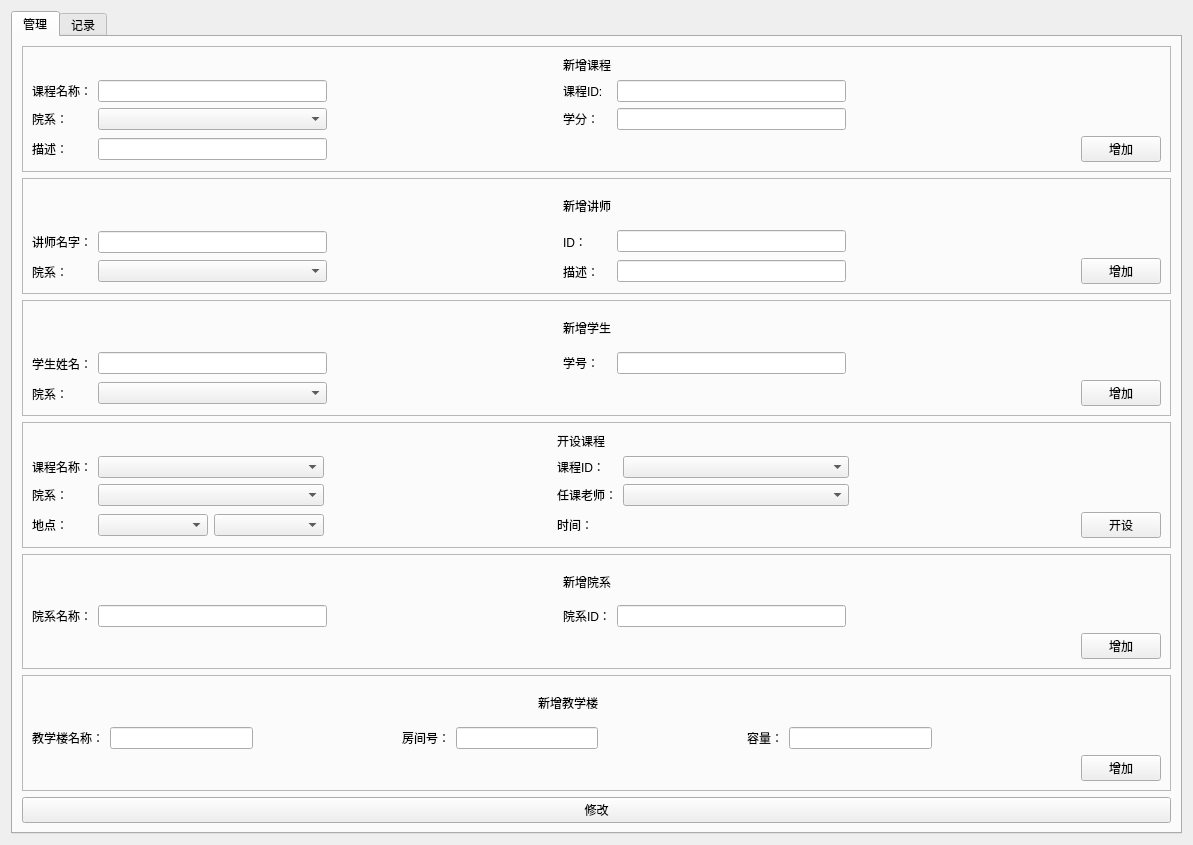
NichtsHsu/SelectCourse, file Service/mainwindow.ui: the form before one commit.
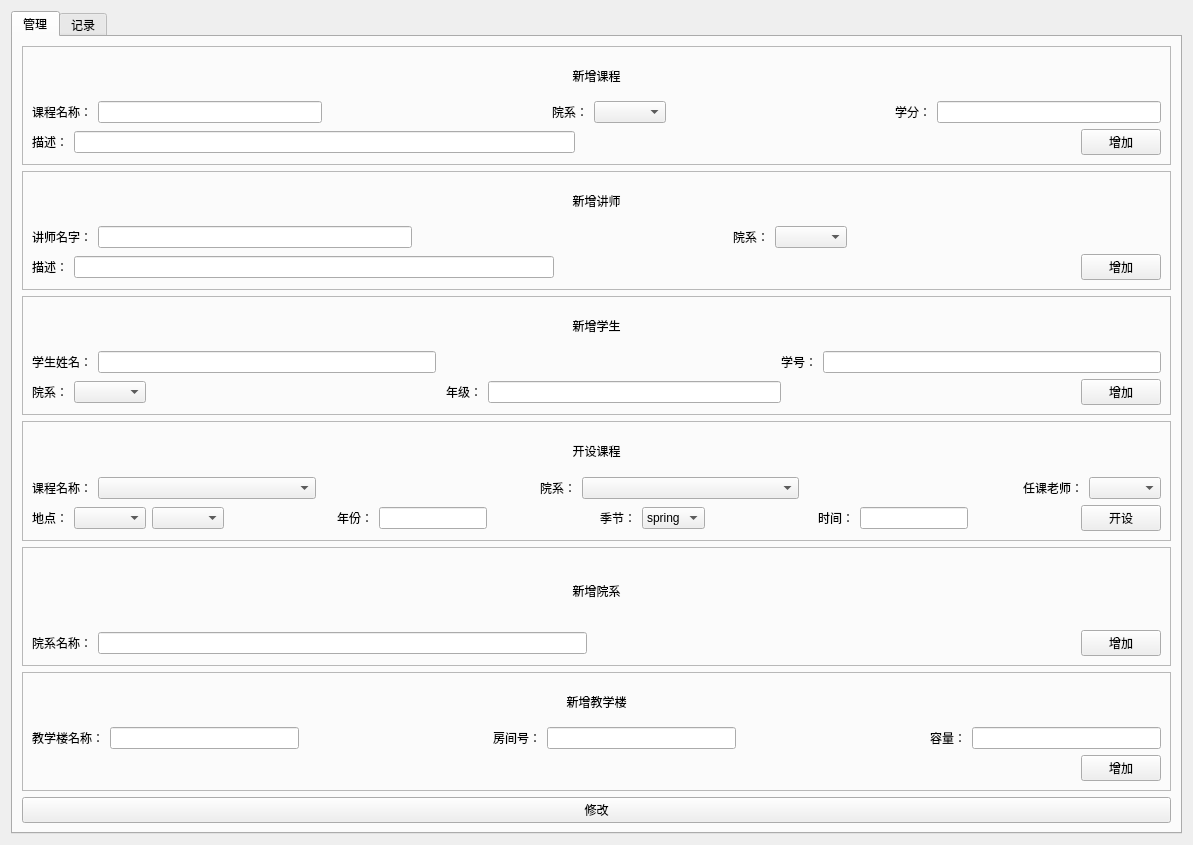
The form after the commit. Custom widgets are drawn as their Qt base class.

Patch:
```diff
--- a/Service/mainwindow.ui
+++ b/Service/mainwindow.ui
@@ -32,74 +32,20 @@
          <property name="frameShadow">
           <enum>QFrame::Raised</enum>
          </property>
-         <layout class="QGridLayout" name="gridLayout_3">
-          <item row="1" column="1">
-           <widget class="QLineEdit" name="lesson_name_lineEdit"/>
-          </item>
-          <item row="1" column="4">
-           <widget class="QLineEdit" name="lesson_ID_lineEdit"/>
-          </item>
-          <item row="1" column="2">
-           <spacer name="horizontalSpacer_4">
-            <property name="orientation">
-             <enum>Qt::Horizontal</enum>
-            </property>
-            <property name="sizeHint" stdset="0">
-             <size>
-              <width>40</width>
-              <height>20</height>
-             </size>
-            </property>
-           </spacer>
-          </item>
-          <item row="2" column="4">
-           <widget class="QLineEdit" name="lesson_credit_lineEdit"/>
-          </item>
-          <item row="3" column="6">
-           <widget class="QPushButton" name="lesson_btn">
-            <property name="text">
-             <string>增加</string>
-            </property>
-           </widget>
-          </item>
-          <item row="2" column="0">
-           <widget class="QLabel" name="label_6">
-            <property name="text">
-             <string>院系：</string>
-            </property>
-           </widget>
-          </item>
-          <item row="3" column="0">
-           <widget class="QLabel" name="label_7">
-            <property name="text">
-             <string>描述：</string>
-            </property>
-           </widget>
-          </item>
-          <item row="3" column="1">
-           <widget class="QLineEdit" name="lesson_desp_lineEdit"/>
-          </item>
-          <item row="3" column="5">
-           <spacer name="horizontalSpacer_5">
-            <property name="orientation">
-             <enum>Qt::Horizontal</enum>
-            </property>
-            <property name="sizeHint" stdset="0">
-             <size>
-              <width>40</width>
-              <height>20</height>
-             </size>
-            </property>
-           </spacer>
-          </item>
-          <item row="0" column="3">
+         <layout class="QVBoxLayout" name="verticalLayout_4">
+          <item>
            <widget class="QLabel" name="label">
             <property name="text">
              <string>新增课程</string>
             </property>
+            <property name="alignment">
+             <set>Qt::AlignCenter</set>
+            </property>
            </widget>
           </item>
-          <item row="1" column="0">
+          <item>
+           <layout class="QHBoxLayout" name="horizontalLayout_6">
+            <item>
            <widget class="QLabel" name="label_2">
             <property name="sizePolicy">
              <sizepolicy hsizetype="Fixed" vsizetype="Preferred">
@@ -112,17 +58,46 @@
             </property>
            </widget>
           </item>
-          <item row="1" column="3">
-           <widget class="QLabel" name="label_28">
+            <item>
+             <widget class="QLineEdit" name="lesson_name_lineEdit"/>
+            </item>
+            <item>
+             <spacer name="horizontalSpacer_4">
+              <property name="orientation">
+               <enum>Qt::Horizontal</enum>
+              </property>
+              <property name="sizeHint" stdset="0">
+               <size>
+                <width>40</width>
+                <height>20</height>
+               </size>
+              </property>
+             </spacer>
+            </item>
+            <item>
+             <widget class="QLabel" name="label_6">
             <property name="text">
-             <string>课程ID:</string>
+               <string>院系：</string>
             </property>
            </widget>
           </item>
-          <item row="2" column="1">
+            <item>
            <widget class="QComboBox" name="lesson_dept_comboBox"/>
           </item>
-          <item row="2" column="3">
+            <item>
+             <spacer name="horizontalSpacer_6">
+              <property name="orientation">
+               <enum>Qt::Horizontal</enum>
+              </property>
+              <property name="sizeHint" stdset="0">
+               <size>
+                <width>40</width>
+                <height>20</height>
+               </size>
+              </property>
+             </spacer>
+            </item>
+            <item>
            <widget class="QLabel" name="label_5">
             <property name="sizePolicy">
              <sizepolicy hsizetype="Preferred" vsizetype="Preferred">
@@ -135,6 +110,45 @@
             </property>
            </widget>
           </item>
+            <item>
+             <widget class="QLineEdit" name="lesson_credit_lineEdit"/>
+            </item>
+           </layout>
+          </item>
+          <item>
+           <layout class="QHBoxLayout" name="horizontalLayout_8">
+            <item>
+             <widget class="QLabel" name="label_7">
+              <property name="text">
+               <string>描述：</string>
+              </property>
+             </widget>
+            </item>
+            <item>
+             <widget class="QLineEdit" name="lesson_desp_lineEdit"/>
+            </item>
+            <item>
+             <spacer name="horizontalSpacer_5">
+              <property name="orientation">
+               <enum>Qt::Horizontal</enum>
+              </property>
+              <property name="sizeHint" stdset="0">
+               <size>
+                <width>40</width>
+                <height>20</height>
+               </size>
+              </property>
+             </spacer>
+            </item>
+            <item>
+             <widget class="QPushButton" name="lesson_btn">
+              <property name="text">
+               <string>增加</string>
+              </property>
+             </widget>
+            </item>
+           </layout>
+          </item>
          </layout>
         </widget>
        </item>
@@ -146,16 +160,19 @@
          <property name="frameShadow">
           <enum>QFrame::Raised</enum>
          </property>
-         <layout class="QGridLayout" name="gridLayout_4">
-          <item row="0" column="3">
+         <layout class="QVBoxLayout" name="verticalLayout">
+          <item>
            <widget class="QLabel" name="label_3">
             <property name="text">
              <string>新增讲师</string>
             </property>
+            <property name="alignment">
+             <set>Qt::AlignCenter</set>
+            </property>
            </widget>
           </item>
-          <item row="1" column="0" rowspan="2">
-           <layout class="QVBoxLayout" name="verticalLayout_4">
+          <item>
+           <layout class="QHBoxLayout" name="horizontalLayout_5">
             <item>
              <widget class="QLabel" name="label_8">
               <property name="text">
@@ -164,26 +181,33 @@
              </widget>
             </item>
             <item>
-             <widget class="QLabel" name="label_10">
-              <property name="text">
-               <string>院系：</string>
-              </property>
-             </widget>
-            </item>
-           </layout>
-          </item>
-          <item row="1" column="1" rowspan="2">
-           <layout class="QVBoxLayout" name="verticalLayout_5">
-            <item>
              <widget class="QLineEdit" name="teacher_name_lineEdit"/>
             </item>
+            <item>
+             <spacer name="horizontalSpacer_8">
+              <property name="orientation">
+               <enum>Qt::Horizontal</enum>
+              </property>
+              <property name="sizeHint" stdset="0">
+               <size>
+                <width>40</width>
+                <height>20</height>
+               </size>
+              </property>
+             </spacer>
+            </item>
+            <item>
+             <widget class="QLabel" name="label_10">
+              <property name="text">
+               <string>院系：</string>
+              </property>
+             </widget>
+            </item>
             <item>
              <widget class="QComboBox" name="teacher_dept_comboBox"/>
             </item>
-           </layout>
-          </item>
-          <item row="1" column="2">
-           <spacer name="horizontalSpacer_6">
+            <item>
+             <spacer name="horizontalSpacer">
             <property name="orientation">
              <enum>Qt::Horizontal</enum>
             </property>
@@ -195,15 +219,12 @@
             </property>
            </spacer>
           </item>
-          <item row="1" column="3" rowspan="2">
-           <layout class="QVBoxLayout" name="verticalLayout">
-            <item>
-             <widget class="QLabel" name="label_9">
-              <property name="text">
-               <string>ID：</string>
-              </property>
-             </widget>
-            </item>
+           </layout>
+          </item>
+          <item>
+           <layout class="QHBoxLayout" name="horizontalLayout_9">
+            <item>
+             <layout class="QHBoxLayout" name="horizontalLayout_7">
             <item>
              <widget class="QLabel" name="label_29">
               <property name="text">
@@ -211,15 +232,12 @@
               </property>
              </widget>
             </item>
-           </layout>
-          </item>
-          <item row="1" column="4">
-           <widget class="QLineEdit" name="teacher_ID_lineEdit"/>
-          </item>
-          <item row="2" column="4">
+              <item>
            <widget class="QLineEdit" name="teacher_desp_lineEdit"/>
           </item>
-          <item row="2" column="5">
+             </layout>
+            </item>
+            <item>
            <spacer name="horizontalSpacer_7">
             <property name="orientation">
              <enum>Qt::Horizontal</enum>
@@ -232,7 +250,7 @@
             </property>
            </spacer>
           </item>
-          <item row="2" column="6">
+            <item>
            <widget class="QPushButton" name="teacher_btn">
             <property name="text">
              <string>增加</string>
@@ -240,6 +258,8 @@
            </widget>
           </item>
          </layout>
+          </item>
+         </layout>
         </widget>
        </item>
        <item>
@@ -250,15 +270,19 @@
          <property name="frameShadow">
           <enum>QFrame::Raised</enum>
          </property>
-         <layout class="QGridLayout" name="gridLayout_8">
-          <item row="1" column="1">
-           <widget class="QLineEdit" name="student_name_lineEdit"/>
+         <layout class="QVBoxLayout" name="verticalLayout_5">
+          <item>
+           <widget class="QLabel" name="label_32">
+            <property name="text">
+             <string>新增学生</string>
+            </property>
+            <property name="alignment">
+             <set>Qt::AlignCenter</set>
+            </property>
+           </widget>
           </item>
-          <item row="2" column="1">
-           <widget class="QComboBox" name="student_dept_comboBox"/>
-          </item>
-          <item row="1" column="0" rowspan="2">
-           <layout class="QVBoxLayout" name="verticalLayout_7">
+          <item>
+           <layout class="QHBoxLayout" name="horizontalLayout_10">
             <item>
              <widget class="QLabel" name="label_30">
               <property name="text">
@@ -267,15 +291,9 @@
              </widget>
             </item>
             <item>
-             <widget class="QLabel" name="label_31">
-              <property name="text">
-               <string>院系：</string>
-              </property>
-             </widget>
+             <widget class="QLineEdit" name="student_name_lineEdit"/>
             </item>
-           </layout>
-          </item>
-          <item row="1" column="2">
+            <item>
            <spacer name="horizontalSpacer_16">
             <property name="orientation">
              <enum>Qt::Horizontal</enum>
@@ -288,37 +306,67 @@
             </property>
            </spacer>
           </item>
-          <item row="0" column="3">
-           <widget class="QLabel" name="label_32">
-            <property name="text">
-             <string>新增学生</string>
-            </property>
-           </widget>
-          </item>
-          <item row="1" column="3">
+            <item>
            <widget class="QLabel" name="label_33">
             <property name="text">
              <string>学号：</string>
             </property>
            </widget>
           </item>
-          <item row="1" column="5">
-           <spacer name="horizontalSpacer_17">
-            <property name="orientation">
-             <enum>Qt::Horizontal</enum>
-            </property>
-            <property name="sizeHint" stdset="0">
-             <size>
-              <width>40</width>
-              <height>20</height>
-             </size>
-            </property>
-           </spacer>
-          </item>
-          <item row="1" column="4">
+            <item>
            <widget class="QLineEdit" name="student_ID_lineEdit"/>
           </item>
-          <item row="2" column="6">
+           </layout>
+          </item>
+          <item>
+           <layout class="QHBoxLayout" name="horizontalLayout_11">
+            <item>
+             <widget class="QLabel" name="label_31">
+              <property name="text">
+               <string>院系：</string>
+              </property>
+             </widget>
+            </item>
+            <item>
+             <widget class="QComboBox" name="student_dept_comboBox"/>
+            </item>
+            <item>
+             <spacer name="horizontalSpacer_15">
+              <property name="orientation">
+               <enum>Qt::Horizontal</enum>
+              </property>
+              <property name="sizeHint" stdset="0">
+               <size>
+                <width>40</width>
+                <height>20</height>
+               </size>
+              </property>
+             </spacer>
+            </item>
+            <item>
+             <widget class="QLabel" name="label_4">
+              <property name="text">
+               <string>年级：</string>
+              </property>
+             </widget>
+            </item>
+            <item>
+             <widget class="QLineEdit" name="student_grade"/>
+            </item>
+            <item>
+             <spacer name="horizontalSpacer_17">
+              <property name="orientation">
+               <enum>Qt::Horizontal</enum>
+              </property>
+              <property name="sizeHint" stdset="0">
+               <size>
+                <width>40</width>
+                <height>20</height>
+               </size>
+              </property>
+             </spacer>
+            </item>
+            <item>
            <widget class="QPushButton" name="student_btn">
             <property name="text">
              <string>增加</string>
@@ -326,6 +374,8 @@
            </widget>
           </item>
          </layout>
+          </item>
+         </layout>
         </widget>
        </item>
        <item>
@@ -336,11 +386,20 @@
          <property name="frameShadow">
           <enum>QFrame::Raised</enum>
          </property>
-         <layout class="QGridLayout" name="gridLayout_2">
-          <item row="2" column="4">
-           <widget class="QComboBox" name="class_teacher_comboBox"/>
+         <layout class="QVBoxLayout" name="verticalLayout_7">
+          <item>
+           <widget class="QLabel" name="label_14">
+            <property name="text">
+             <string>开设课程</string>
+            </property>
+            <property name="alignment">
+             <set>Qt::AlignCenter</set>
+            </property>
+           </widget>
           </item>
-          <item row="1" column="0">
+          <item>
+           <layout class="QHBoxLayout" name="horizontalLayout_12">
+            <item>
            <widget class="QLabel" name="label_15">
             <property name="sizePolicy">
              <sizepolicy hsizetype="Fixed" vsizetype="Preferred">
@@ -353,8 +412,18 @@
             </property>
            </widget>
           </item>
-          <item row="3" column="5">
-           <spacer name="horizontalSpacer_3">
+            <item>
+             <widget class="QComboBox" name="class_name_comboBox">
+              <property name="sizePolicy">
+               <sizepolicy hsizetype="Expanding" vsizetype="Fixed">
+                <horstretch>0</horstretch>
+                <verstretch>0</verstretch>
+               </sizepolicy>
+              </property>
+             </widget>
+            </item>
+            <item>
+             <spacer name="horizontalSpacer_9">
             <property name="orientation">
              <enum>Qt::Horizontal</enum>
             </property>
@@ -366,15 +435,8 @@
             </property>
            </spacer>
           </item>
-          <item row="1" column="3">
-           <widget class="QLabel" name="label_27">
-            <property name="text">
-             <string>课程ID：</string>
-            </property>
-           </widget>
-          </item>
-          <item row="3" column="3">
-           <widget class="QLabel" name="label_18">
+            <item>
+             <widget class="QLabel" name="label_16">
             <property name="sizePolicy">
              <sizepolicy hsizetype="Fixed" vsizetype="Preferred">
               <horstretch>0</horstretch>
@@ -382,11 +444,11 @@
              </sizepolicy>
             </property>
             <property name="text">
-             <string>时间：</string>
+               <string>院系：</string>
             </property>
            </widget>
           </item>
-          <item row="2" column="1">
+            <item>
            <widget class="QComboBox" name="class_dept_comboBox">
             <property name="sizePolicy">
              <sizepolicy hsizetype="Expanding" vsizetype="Fixed">
@@ -396,68 +458,41 @@
             </property>
            </widget>
           </item>
-          <item row="2" column="3">
+            <item>
+             <spacer name="horizontalSpacer_11">
+              <property name="orientation">
+               <enum>Qt::Horizontal</enum>
+              </property>
+              <property name="sizeHint" stdset="0">
+               <size>
+                <width>40</width>
+                <height>20</height>
+               </size>
+              </property>
+             </spacer>
+            </item>
+            <item>
            <widget class="QLabel" name="label_17">
             <property name="text">
              <string>任课老师：</string>
             </property>
            </widget>
           </item>
-          <item row="3" column="0">
+            <item>
+             <widget class="QComboBox" name="class_teacher_comboBox"/>
+            </item>
+           </layout>
+          </item>
+          <item>
+           <layout class="QHBoxLayout" name="horizontalLayout_13">
+            <item>
            <widget class="QLabel" name="label_19">
             <property name="text">
              <string>地点：</string>
             </property>
            </widget>
           </item>
-          <item row="3" column="6">
-           <widget class="QPushButton" name="class_btn">
-            <property name="text">
-             <string>开设</string>
-            </property>
-           </widget>
-          </item>
-          <item row="1" column="1">
-           <widget class="QComboBox" name="class_name_comboBox">
-            <property name="sizePolicy">
-             <sizepolicy hsizetype="Expanding" vsizetype="Fixed">
-              <horstretch>0</horstretch>
-              <verstretch>0</verstretch>
-             </sizepolicy>
-            </property>
-           </widget>
-          </item>
-          <item row="2" column="0">
-           <widget class="QLabel" name="label_16">
-            <property name="sizePolicy">
-             <sizepolicy hsizetype="Fixed" vsizetype="Preferred">
-              <horstretch>0</horstretch>
-              <verstretch>0</verstretch>
-             </sizepolicy>
-            </property>
-            <property name="text">
-             <string>院系：</string>
-            </property>
-           </widget>
-          </item>
-          <item row="1" column="4">
-           <widget class="QComboBox" name="class_ID_comboBox">
-            <property name="sizePolicy">
-             <sizepolicy hsizetype="Expanding" vsizetype="Fixed">
-              <horstretch>0</horstretch>
-              <verstretch>0</verstretch>
-             </sizepolicy>
-            </property>
-           </widget>
-          </item>
-          <item row="0" column="3">
-           <widget class="QLabel" name="label_14">
-            <property name="text">
-             <string>开设课程</string>
-            </property>
-           </widget>
-          </item>
-          <item row="3" column="1">
+            <item>
            <layout class="QHBoxLayout" name="horizontalLayout">
             <item>
              <widget class="QComboBox" name="class_building_comboBox"/>
@@ -467,7 +502,7 @@
             </item>
            </layout>
           </item>
-          <item row="3" column="2">
+            <item>
            <spacer name="horizontalSpacer_2">
             <property name="orientation">
              <enum>Qt::Horizontal</enum>
@@ -480,6 +515,101 @@
             </property>
            </spacer>
           </item>
+            <item>
+             <widget class="QLabel" name="label_9">
+              <property name="text">
+               <string>年份：</string>
+              </property>
+             </widget>
+            </item>
+            <item>
+             <widget class="QLineEdit" name="class_year"/>
+            </item>
+            <item>
+             <spacer name="horizontalSpacer_19">
+              <property name="orientation">
+               <enum>Qt::Horizontal</enum>
+              </property>
+              <property name="sizeHint" stdset="0">
+               <size>
+                <width>40</width>
+                <height>20</height>
+               </size>
+              </property>
+             </spacer>
+            </item>
+            <item>
+             <widget class="QLabel" name="label_11">
+              <property name="text">
+               <string>季节：</string>
+              </property>
+             </widget>
+            </item>
+            <item>
+             <widget class="QComboBox" name="class_semester_comboBox">
+              <item>
+               <property name="text">
+                <string>spring</string>
+               </property>
+              </item>
+              <item>
+               <property name="text">
+                <string>fall</string>
+               </property>
+              </item>
+             </widget>
+            </item>
+            <item>
+             <spacer name="horizontalSpacer_18">
+              <property name="orientation">
+               <enum>Qt::Horizontal</enum>
+              </property>
+              <property name="sizeHint" stdset="0">
+               <size>
+                <width>40</width>
+                <height>20</height>
+               </size>
+              </property>
+             </spacer>
+            </item>
+            <item>
+             <widget class="QLabel" name="label_18">
+              <property name="sizePolicy">
+               <sizepolicy hsizetype="Fixed" vsizetype="Preferred">
+                <horstretch>0</horstretch>
+                <verstretch>0</verstretch>
+               </sizepolicy>
+              </property>
+              <property name="text">
+               <string>时间：</string>
+              </property>
+             </widget>
+            </item>
+            <item>
+             <widget class="QLineEdit" name="class_time"/>
+            </item>
+            <item>
+             <spacer name="horizontalSpacer_3">
+              <property name="orientation">
+               <enum>Qt::Horizontal</enum>
+              </property>
+              <property name="sizeHint" stdset="0">
+               <size>
+                <width>40</width>
+                <height>20</height>
+               </size>
+              </property>
+             </spacer>
+            </item>
+            <item>
+             <widget class="QPushButton" name="class_btn">
+              <property name="text">
+               <string>开设</string>
+              </property>
+             </widget>
+            </item>
+           </layout>
+          </item>
          </layout>
         </widget>
        </item>
@@ -491,34 +621,33 @@
          <property name="frameShadow">
           <enum>QFrame::Raised</enum>
          </property>
-         <layout class="QGridLayout" name="gridLayout_5">
-          <item row="2" column="5">
-           <spacer name="horizontalSpacer_11">
-            <property name="orientation">
-             <enum>Qt::Horizontal</enum>
+         <layout class="QVBoxLayout" name="verticalLayout_6">
+          <item>
+           <widget class="QLabel" name="label_20">
+            <property name="layoutDirection">
+             <enum>Qt::LeftToRight</enum>
             </property>
-            <property name="sizeHint" stdset="0">
-             <size>
-              <width>40</width>
-              <height>20</height>
-             </size>
+            <property name="text">
+             <string>新增院系</string>
             </property>
-           </spacer>
+            <property name="alignment">
+             <set>Qt::AlignCenter</set>
+            </property>
+           </widget>
           </item>
-          <item row="1" column="3">
-           <widget class="QLabel" name="label_22">
+          <item>
+           <layout class="QHBoxLayout" name="horizontalLayout_3">
+            <item>
+             <widget class="QLabel" name="label_21">
             <property name="text">
-             <string>院系ID：</string>
+               <string>院系名称：</string>
             </property>
            </widget>
           </item>
-          <item row="1" column="1">
+            <item>
            <widget class="QLineEdit" name="deptment_name_lineEdit"/>
           </item>
-          <item row="1" column="4">
-           <widget class="QLineEdit" name="deptment_ID_lineEdit_2"/>
-          </item>
-          <item row="1" column="2">
+            <item>
            <spacer name="horizontalSpacer_10">
             <property name="orientation">
              <enum>Qt::Horizontal</enum>
@@ -531,26 +660,14 @@
             </property>
            </spacer>
           </item>
-          <item row="2" column="6">
+            <item>
            <widget class="QPushButton" name="deptment_btn">
             <property name="text">
              <string>增加</string>
             </property>
            </widget>
           </item>
-          <item row="1" column="0">
-           <widget class="QLabel" name="label_21">
-            <property name="text">
-             <string>院系名称：</string>
-            </property>
-           </widget>
-          </item>
-          <item row="0" column="3">
-           <widget class="QLabel" name="label_20">
-            <property name="text">
-             <string>新增院系</string>
-            </property>
-           </widget>
+           </layout>
           </item>
          </layout>
         </widget>
@@ -563,82 +680,53 @@
          <property name="frameShadow">
           <enum>QFrame::Raised</enum>
          </property>
-         <layout class="QGridLayout" name="gridLayout_7">
-          <item row="0" column="3" colspan="2">
-           <layout class="QHBoxLayout" name="horizontalLayout_2">
-            <item>
-             <spacer name="horizontalSpacer_15">
-              <property name="orientation">
-               <enum>Qt::Horizontal</enum>
-              </property>
-              <property name="sizeHint" stdset="0">
-               <size>
-                <width>40</width>
-                <height>20</height>
-               </size>
-              </property>
-             </spacer>
-            </item>
+         <layout class="QVBoxLayout" name="verticalLayout_8">
             <item>
              <widget class="QLabel" name="label_23">
               <property name="text">
                <string>新增教学楼</string>
               </property>
-             </widget>
-            </item>
-           </layout>
-          </item>
-          <item row="1" column="0">
+            <property name="alignment">
+             <set>Qt::AlignCenter</set>
+            </property>
+           </widget>
+          </item>
+          <item>
+           <layout class="QHBoxLayout" name="horizontalLayout_2">
+            <item>
            <widget class="QLabel" name="label_24">
             <property name="text">
              <string>教学楼名称：</string>
             </property>
            </widget>
           </item>
-          <item row="1" column="2">
-           <spacer name="horizontalSpacer_12">
-            <property name="orientation">
-             <enum>Qt::Horizontal</enum>
-            </property>
-            <property name="sizeHint" stdset="0">
-             <size>
-              <width>40</width>
-              <height>20</height>
-             </size>
-            </property>
-           </spacer>
-          </item>
-          <item row="1" column="1">
+            <item>
            <widget class="QLineEdit" name="building_name_lineEdit"/>
           </item>
-          <item row="1" column="6">
-           <widget class="QLabel" name="label_26">
-            <property name="text">
-             <string>容量：</string>
-            </property>
-           </widget>
-          </item>
-          <item row="2" column="9">
-           <widget class="QPushButton" name="building_btn">
-            <property name="text">
-             <string>增加</string>
-            </property>
-           </widget>
-          </item>
-          <item row="1" column="3">
+            <item>
+             <spacer name="horizontalSpacer_12">
+              <property name="orientation">
+               <enum>Qt::Horizontal</enum>
+              </property>
+              <property name="sizeHint" stdset="0">
+               <size>
+                <width>40</width>
+                <height>20</height>
+               </size>
+              </property>
+             </spacer>
+            </item>
+            <item>
            <widget class="QLabel" name="label_25">
             <property name="text">
              <string>房间号：</string>
             </property>
            </widget>
           </item>
-          <item row="1" column="7">
-           <widget class="QLineEdit" name="building_capacity_lineEdit"/>
-          </item>
-          <item row="1" column="4">
+            <item>
            <widget class="QLineEdit" name="buildin_room_lineEdit"/>
           </item>
-          <item row="1" column="5">
+            <item>
            <spacer name="horizontalSpacer_13">
             <property name="orientation">
              <enum>Qt::Horizontal</enum>
@@ -651,7 +739,21 @@
             </property>
            </spacer>
           </item>
-          <item row="2" column="8">
+            <item>
+             <widget class="QLabel" name="label_26">
+              <property name="text">
+               <string>容量：</string>
+              </property>
+             </widget>
+            </item>
+            <item>
+             <widget class="QLineEdit" name="building_capacity_lineEdit"/>
+            </item>
+           </layout>
+          </item>
+          <item>
+           <layout class="QHBoxLayout" name="horizontalLayout_4">
+            <item>
            <spacer name="horizontalSpacer_14">
             <property name="orientation">
              <enum>Qt::Horizontal</enum>
@@ -663,6 +765,15 @@
              </size>
             </property>
            </spacer>
+            </item>
+            <item>
+             <widget class="QPushButton" name="building_btn">
+              <property name="text">
+               <string>增加</string>
+              </property>
+             </widget>
+            </item>
+           </layout>
           </item>
          </layout>
         </widget>
```
Lines whose indentation alone changed are shown as unchanged.
